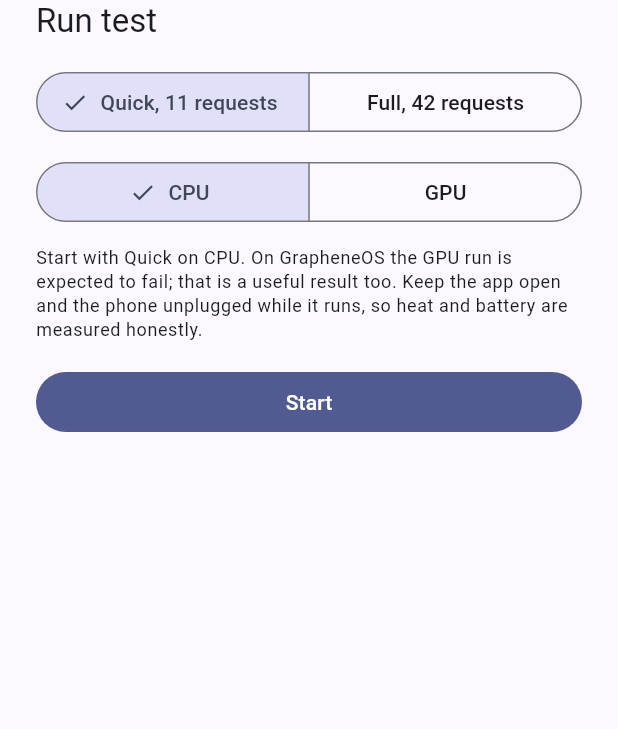
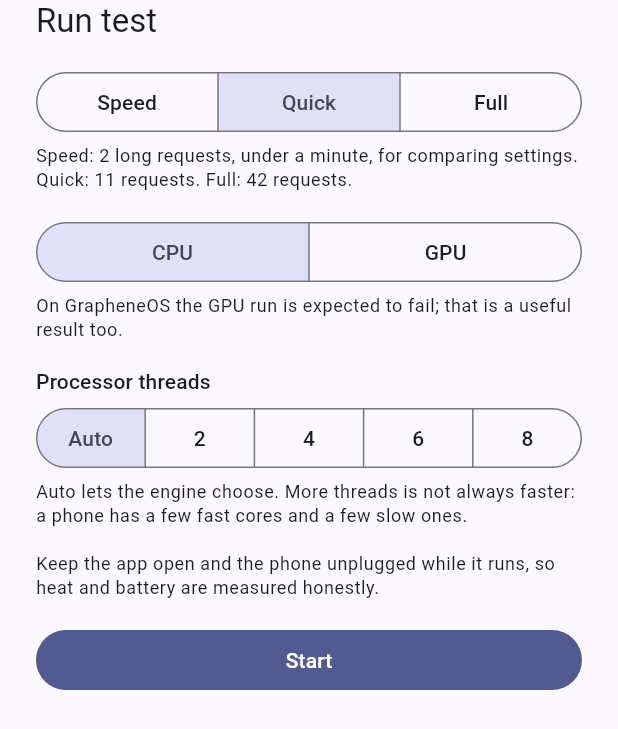
Before and after one commit to EdoSag/Zero-Trust-Assist, a Flutter app: the _RunOptionsSheet widget shown alone on an empty page, opened directly, on a phone screen of 412 x 824 dp. Shown: the top 729 px of the screen. Run offline on Flutter 3.47's test engine with Material 3 defaults, Android fonts, the phone set to English and light mode, and no system bars; our stand-ins replace share_plus; missing offline and left inert: llamadart.

Commit message:
Add a thread-count setting and a speed-only run to the phone test
The first run on a Pixel 10 Pro wrote 11 tokens a second on the engine's
default settings, below the 15 the plan asks for. These changes make it
quick to find out whether settings are the reason.

- Run test now offers Speed (the two long requests, under a minute) next to
  Quick and Full, and a processor thread count (Auto, 2, 4, 6, 8) that is
  passed to the engine and written into the results file and its name.
- Memory after load is read after the first answer: LiteRT-LM returns from
  load at once and brings the model into memory on the first request, which
  made the first results say "+0.0 GB". The summary now gives the time until
  the model has answered once.
- The model cards say small, large and Hebrew, since E2B and E4B are easy
  to mix up.
- The build number is shown in the app and saved with every result.

```diff
--- a/lib/app_info.dart
+++ b/lib/app_info.dart
@@ -2,6 +2,15 @@
 /// version in `pubspec.yaml` by `test/app_info_test.dart`.
 const String appVersion = '0.1.0';
 
+/// The build number GitHub gave this APK, empty for a local build.
+const String buildNumber = String.fromEnvironment('ZT_BUILD');
+
+/// The version with its build, so results from two builds of the same version
+/// can be told apart.
+const String appVersionLabel = buildNumber == ''
+    ? appVersion
+    : '$appVersion build $buildNumber';
+
 /// The engine package the models run on, written into every results file so
 /// numbers from different builds can be told apart.
 const String engineVersion = 'llamadart 0.20.7';
--- a/lib/engine/assist_engine.dart
+++ b/lib/engine/assist_engine.dart
@@ -93,11 +93,13 @@ class AssistChunk {
 /// A loaded model that answers requests, one at a time.
 abstract class AssistEngine {
   /// Loads the model file at [path]. Throws when the file or the [device]
-  /// cannot be used.
+  /// cannot be used. [threads] is how many processor cores to use; 0 lets
+  /// the runtime choose.
   Future<void> load(
     String path, {
     AssistDevice device = AssistDevice.cpu,
     int contextSize = 4096,
+    int threads = 0,
   });
 
   /// What is actually running the model, in the runtime's own words (for
--- a/lib/engine/llamadart_engine.dart
+++ b/lib/engine/llamadart_engine.dart
@@ -15,11 +15,14 @@ class LlamadartEngine implements AssistEngine {
     String path, {
     AssistDevice device = AssistDevice.cpu,
     int contextSize = 4096,
+    int threads = 0,
   }) {
     return _engine.setModel(
       LlamaModel(ModelSource.path(path)),
       params: ModelParams(
         contextSize: contextSize,
+        numberOfThreads: threads,
+        numberOfThreadsBatch: threads,
         device: switch (device) {
           AssistDevice.cpu => ComputeDevice.cpu,
           AssistDevice.gpu => ComputeDevice.gpu,
--- a/lib/lab/lab_result.dart
+++ b/lib/lab/lab_result.dart
@@ -108,6 +108,7 @@ class LabRun {
     required this.model,
     required this.requestedDevice,
     required this.contextSize,
+    this.threads = 0,
     required this.startedAt,
     required this.finishedAt,
     required this.results,
@@ -135,10 +136,14 @@ class LabRun {
   /// What the runtime says it is running on.
   final String? backendName;
   final int contextSize;
+
+  /// Processor cores asked for; 0 means the runtime chose.
+  final int threads;
   final DateTime startedAt;
   final DateTime finishedAt;
 
-  /// Time to load the model file into memory.
+  /// Time the load call took. Some runtimes return at once and do the real
+  /// loading during the first answer, so [readyMs] is the honest number.
   final int? loadMs;
 
   /// Why the model did not load. When set there are no [results].
@@ -194,7 +199,16 @@ class LabRun {
   int get quickAddPassed =>
       results.where((result) => result.checkPassed == true).length;
 
-  /// Memory the app gained by loading the model.
+  /// From tapping start to a model that has answered once: load plus the
+  /// first tiny answer.
+  int? get readyMs {
+    final load = loadMs;
+    final warmUp = warmUpMs;
+    if (load == null || warmUp == null) return null;
+    return load + warmUp;
+  }
+
+  /// Memory the app gained by loading the model and answering once.
   int? get loadMemoryBytes {
     final before = deviceAtStart?.appMemoryBytes;
     final after = deviceAfterLoad?.appMemoryBytes;
@@ -214,7 +228,8 @@ class LabRun {
         .substring(0, 19)
         .replaceAll(':', '')
         .replaceAll('-', '');
-    return 'zt-assist-$stamp-${model.id}-$requestedDevice.json';
+    final cores = threads == 0 ? '' : '-${threads}t';
+    return 'zt-assist-$stamp-${model.id}-$requestedDevice$cores.json';
   }
 
   /// The run in a few lines, for pasting into a chat.
@@ -230,6 +245,7 @@ class LabRun {
     lines.add(
       'Model: ${model.title} on ${model.runtime.label}, '
       'asked for ${requestedDevice.toUpperCase()}'
+      '${threads == 0 ? '' : ' with $threads threads'}'
       '${backendName == null ? '' : ', running on $backendName'}',
     );
     if (loadError != null) {
@@ -237,9 +253,8 @@ class LabRun {
       return lines.join('\n');
     }
     lines.add(
-      'Load ${formatSeconds(loadMs)}, first answer after load '
-      '${formatSeconds(warmUpMs)}, wait before a short answer starts '
-      '${formatSeconds(medianFirstTextMs?.round())}',
+      'Ready ${formatSeconds(readyMs)} after start, wait before a short '
+      'answer starts ${formatSeconds(medianFirstTextMs?.round())}',
     );
     final hebrew = medianWriteSpeed(language: 'he');
     final english = medianWriteSpeed(language: 'en');
@@ -294,12 +309,14 @@ class LabRun {
     'requested_device': requestedDevice,
     'backend': backendName,
     'context_size': contextSize,
+    'threads': threads,
     'started_at': startedAt.toUtc().toIso8601String(),
     'finished_at': finishedAt.toUtc().toIso8601String(),
     'cancelled': cancelled,
     'load_ms': loadMs,
     if (loadError != null) 'load_error': loadError,
     'warm_up_ms': warmUpMs,
+    'ready_ms': readyMs,
     'device_at_start': deviceAtStart?.toJson(),
     'device_after_load': deviceAfterLoad?.toJson(),
     'device_at_end': deviceAtEnd?.toJson(),
--- a/lib/lab/lab_runner.dart
+++ b/lib/lab/lab_runner.dart
@@ -162,6 +162,7 @@ class LabRunner {
     required AssistDevice device,
     required List<LabPrompt> prompts,
     int contextSize = 4096,
+    int threads = 0,
     void Function(LabProgress progress)? onProgress,
     void Function(String answerSoFar)? onText,
   }) async {
@@ -206,7 +207,12 @@ class LabRunner {
       onProgress?.call(const LabProgress.loading());
       final loadWatch = Stopwatch()..start();
       try {
-        await engine.load(modelPath, device: device, contextSize: contextSize);
+        await engine.load(
+          modelPath,
+          device: device,
+          contextSize: contextSize,
+          threads: threads,
+        );
         loadMs = loadWatch.elapsedMilliseconds;
         backendName = await engine.backendName();
       } on Object catch (error) {
@@ -214,8 +220,6 @@ class LabRunner {
       }
 
       if (loadError == null) {
-        deviceAfterLoad = await readTracked();
-
         final warmUpWatch = Stopwatch()..start();
         try {
           await engine.generate(const [
@@ -225,6 +229,9 @@ class LabRunner {
         } on Object catch (error) {
           loadError = 'The first answer failed: $error';
         }
+        // Read only now: some runtimes return from load at once and bring
+        // the model into memory on the first answer.
+        deviceAfterLoad = await readTracked();
       }
 
       if (loadError == null) {
@@ -262,6 +269,7 @@ class LabRunner {
       requestedDevice: device.name,
       backendName: backendName,
       contextSize: contextSize,
+      threads: threads,
       startedAt: startedAt,
       finishedAt: _now(),
       loadMs: loadMs,
--- a/lib/lab/model_catalog.dart
+++ b/lib/lab/model_catalog.dart
@@ -51,7 +51,7 @@ class LabModel {
 const List<LabModel> labModels = [
   LabModel(
     id: 'gemma-4-e2b-litert',
-    title: 'Gemma 4 E2B',
+    title: 'Gemma 4 E2B (small)',
     note: 'The planned default model.',
     runtime: LabRuntime.liteRtLm,
     repoId: 'litert-community/gemma-4-E2B-it-litert-lm',
@@ -62,7 +62,7 @@ const List<LabModel> labModels = [
   ),
   LabModel(
     id: 'gemma-4-e4b-litert',
-    title: 'Gemma 4 E4B',
+    title: 'Gemma 4 E4B (large)',
     note: 'The larger option for better answers. Slower and needs more memory.',
     runtime: LabRuntime.liteRtLm,
     repoId: 'litert-community/gemma-4-E4B-it-litert-lm',
@@ -73,7 +73,7 @@ const List<LabModel> labModels = [
   ),
   LabModel(
     id: 'dictalm-3-1.7b-gguf',
-    title: 'DictaLM 3.0 1.7B',
+    title: 'DictaLM 3.0 1.7B (Hebrew)',
     note: 'The Hebrew-tuned backup, in a community 4-bit conversion.',
     runtime: LabRuntime.llamaCpp,
     repoId: 'Ibrerhim/DictaLM-3.0-1.7B-Instruct-GGUF',
@@ -84,7 +84,7 @@ const List<LabModel> labModels = [
   ),
   LabModel(
     id: 'gemma-4-e2b-gguf',
-    title: 'Gemma 4 E2B on llama.cpp',
+    title: 'Gemma 4 E2B (small), llama.cpp',
     note: 'The same model on the other engine, to compare the two engines.',
     runtime: LabRuntime.llamaCpp,
     repoId: 'unsloth/gemma-4-E2B-it-GGUF',
--- a/lib/lab/prompts.dart
+++ b/lib/lab/prompts.dart
@@ -531,6 +531,11 @@ Question: Is a cracked screen covered, and what do I need to bring to make a cla
   ),
 ];
 
+/// The two long requests alone: under a minute, for comparing settings.
+List<LabPrompt> get labSpeedPrompts => labPrompts
+    .where((prompt) => prompt.category == LabCategory.speed)
+    .toList(growable: false);
+
 /// The requests of the short test: both speed requests and one or two from
 /// each kind of job.
 List<LabPrompt> get labQuickPrompts =>
--- a/lib/ui/home_page.dart
+++ b/lib/ui/home_page.dart
@@ -68,7 +68,8 @@ class _HomePageState extends State<HomePage> {
           model: model,
           modelPath: path,
           device: options.device,
-          prompts: options.full ? labPrompts : labQuickPrompts,
+          prompts: options.size.prompts,
+          threads: options.threads,
           results: widget.results,
           deviceInfo: widget.deviceInfo,
         ),
@@ -211,7 +212,7 @@ class _HomePageState extends State<HomePage> {
         padding: const EdgeInsets.fromLTRB(16, 8, 16, 32),
         children: [
           Text(
-            'Test build $appVersion. It measures how well AI models run on '
+            'Test build $appVersionLabel. It measures how well AI models run on '
             'this phone. The models run on the phone itself: nothing you type '
             'is sent anywhere. The only network use is downloading the model '
             'files.',
@@ -279,13 +280,36 @@ class _HomePageState extends State<HomePage> {
   }
 }
 
+/// How much of the test to run.
+enum RunSize {
+  speed('Speed'),
+  quick('Quick'),
+  full('Full');
+
+  const RunSize(this.label);
+
+  final String label;
+
+  List<LabPrompt> get prompts => switch (this) {
+    RunSize.speed => labSpeedPrompts,
+    RunSize.quick => labQuickPrompts,
+    RunSize.full => labPrompts,
+  };
+}
+
 /// What the user picked before a run.
 class RunOptions {
-  const RunOptions({required this.full, required this.device});
+  const RunOptions({
+    required this.size,
+    required this.device,
+    required this.threads,
+  });
 
-  /// The full set of requests, or the short one.
-  final bool full;
+  final RunSize size;
   final AssistDevice device;
+
+  /// Processor cores to use; 0 lets the engine choose.
+  final int threads;
 }
 
 class _RunOptionsSheet extends StatefulWidget {
@@ -296,8 +320,9 @@ class _RunOptionsSheet extends StatefulWidget {
 }
 
 class _RunOptionsSheetState extends State<_RunOptionsSheet> {
-  bool _full = false;
+  RunSize _size = RunSize.quick;
   AssistDevice _device = AssistDevice.cpu;
+  int _threads = 0;
 
   @override
   Widget build(BuildContext context) {
@@ -311,23 +336,27 @@ class _RunOptionsSheetState extends State<_RunOptionsSheet> {
           children: [
             Text('Run test', style: theme.textTheme.titleLarge),
             const SizedBox(height: 16),
-            SegmentedButton<bool>(
+            SegmentedButton<RunSize>(
+              showSelectedIcon: false,
               segments: [
-                ButtonSegment(
-                  value: false,
-                  label: Text('Quick, ${labQuickPrompts.length} requests'),
-                ),
-                ButtonSegment(
-                  value: true,
-                  label: Text('Full, ${labPrompts.length} requests'),
-                ),
+                for (final size in RunSize.values)
+                  ButtonSegment(value: size, label: Text(size.label)),
               ],
-              selected: {_full},
+              selected: {_size},
               onSelectionChanged: (value) =>
-                  setState(() => _full = value.first),
+                  setState(() => _size = value.first),
             ),
-            const SizedBox(height: 12),
+            const SizedBox(height: 4),
+            Text(
+              'Speed: ${labSpeedPrompts.length} long requests, under a '
+              'minute, for comparing settings. Quick: '
+              '${labQuickPrompts.length} requests. Full: '
+              '${labPrompts.length} requests.',
+              style: theme.textTheme.bodySmall,
+            ),
+            const SizedBox(height: 16),
             SegmentedButton<AssistDevice>(
+              showSelectedIcon: false,
               segments: const [
                 ButtonSegment(value: AssistDevice.cpu, label: Text('CPU')),
                 ButtonSegment(value: AssistDevice.gpu, label: Text('GPU')),
@@ -336,19 +365,50 @@ class _RunOptionsSheetState extends State<_RunOptionsSheet> {
               onSelectionChanged: (value) =>
                   setState(() => _device = value.first),
             ),
-            const SizedBox(height: 12),
+            const SizedBox(height: 4),
             Text(
-              'Start with Quick on CPU. On GrapheneOS the GPU run is expected '
-              'to fail; that is a useful result too. Keep the app open and '
-              'the phone unplugged while it runs, so heat and battery are '
-              'measured honestly.',
+              'On GrapheneOS the GPU run is expected to fail; that is a '
+              'useful result too.',
+              style: theme.textTheme.bodySmall,
+            ),
+            const SizedBox(height: 16),
+            Text('Processor threads', style: theme.textTheme.labelLarge),
+            const SizedBox(height: 4),
+            SegmentedButton<int>(
+              showSelectedIcon: false,
+              segments: const [
+                ButtonSegment(value: 0, label: Text('Auto')),
+                ButtonSegment(value: 2, label: Text('2')),
+                ButtonSegment(value: 4, label: Text('4')),
+                ButtonSegment(value: 6, label: Text('6')),
+                ButtonSegment(value: 8, label: Text('8')),
+              ],
+              selected: {_threads},
+              onSelectionChanged: _device == AssistDevice.gpu
+                  ? null
+                  : (value) => setState(() => _threads = value.first),
+            ),
+            const SizedBox(height: 4),
+            Text(
+              'Auto lets the engine choose. More threads is not always '
+              'faster: a phone has a few fast cores and a few slow ones.',
+              style: theme.textTheme.bodySmall,
+            ),
+            const SizedBox(height: 16),
+            Text(
+              'Keep the app open and the phone unplugged while it runs, so '
+              'heat and battery are measured honestly.',
               style: theme.textTheme.bodySmall,
             ),
             const SizedBox(height: 16),
             FilledButton(
-              onPressed: () => Navigator.of(
-                context,
-              ).pop(RunOptions(full: _full, device: _device)),
+              onPressed: () => Navigator.of(context).pop(
+                RunOptions(
+                  size: _size,
+                  device: _device,
+                  threads: _device == AssistDevice.gpu ? 0 : _threads,
+                ),
+              ),
               child: const Text('Start'),
             ),
           ],
--- a/lib/ui/run_page.dart
+++ b/lib/ui/run_page.dart
@@ -24,6 +24,7 @@ class RunPage extends StatefulWidget {
     required this.modelPath,
     required this.device,
     required this.prompts,
+    this.threads = 0,
     required this.results,
     this.deviceInfo = const DeviceInfo(),
     this.createEngine = LlamadartEngine.new,
@@ -33,6 +34,9 @@ class RunPage extends StatefulWidget {
   final String modelPath;
   final AssistDevice device;
   final List<LabPrompt> prompts;
+
+  /// Processor cores to use; 0 lets the engine choose.
+  final int threads;
   final ResultStore results;
   final DeviceInfo deviceInfo;
 
@@ -47,7 +51,7 @@ class _RunPageState extends State<RunPage> {
   late final LabRunner _runner = LabRunner(
     createEngine: widget.createEngine,
     readDevice: widget.deviceInfo.snapshot,
-    appVersion: appVersion,
+    appVersion: appVersionLabel,
     engineVersion: engineVersion,
   );
 
@@ -79,6 +83,7 @@ class _RunPageState extends State<RunPage> {
       modelPath: widget.modelPath,
       device: widget.device,
       prompts: widget.prompts,
+      threads: widget.threads,
       onProgress: (progress) {
         _pendingAnswer = '';
         if (mounted) setState(() => _progress = progress);
```
Also changed, not shown: 6 other files.
